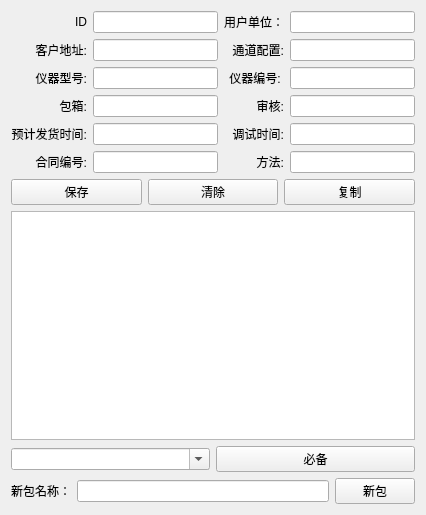
mahongquan/parts, file qt5_client/contactEdit.ui: the form before one commit.
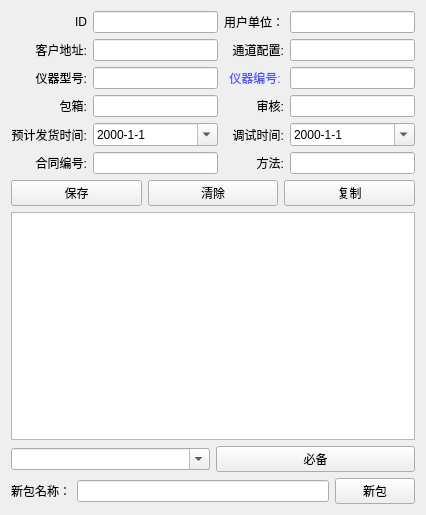
The form after the commit.

```diff
--- a/qt5_client/contactEdit.ui
+++ b/qt5_client/contactEdit.ui
@@ -83,6 +83,9 @@
      </item>
      <item row="2" column="2">
       <widget class="QLabel" name="label_12">
+       <property name="styleSheet">
+        <string notr="true">color: rgb(82, 82, 255);</string>
+       </property>
        <property name="text">
         <string>仪器编号:	</string>
        </property>
@@ -130,9 +133,6 @@
        </property>
       </widget>
      </item>
-     <item row="4" column="1">
-      <widget class="QLineEdit" name="lineEdit_7"/>
-     </item>
      <item row="4" column="2">
       <widget class="QLabel" name="label_11">
        <property name="text">
@@ -143,9 +143,6 @@
        </property>
       </widget>
      </item>
-     <item row="4" column="3">
-      <widget class="QLineEdit" name="lineEdit_9"/>
-     </item>
      <item row="5" column="0">
       <widget class="QLabel" name="label_8">
        <property name="text">
@@ -170,7 +167,27 @@
       </widget>
      </item>
      <item row="5" column="3">
-      <widget class="QLineEdit" name="lineEdit_10"/>
+      <widget class="QLineEdit" name="method"/>
+     </item>
+     <item row="4" column="1">
+      <widget class="QDateEdit" name="yujifahuo_date">
+       <property name="displayFormat">
+        <string>yyyy-M-d</string>
+       </property>
+       <property name="calendarPopup">
+        <bool>true</bool>
+       </property>
+      </widget>
+     </item>
+     <item row="4" column="3">
+      <widget class="QDateEdit" name="tiaoshi_date">
+       <property name="displayFormat">
+        <string>yyyy-M-d</string>
+       </property>
+       <property name="calendarPopup">
+        <bool>true</bool>
+       </property>
+      </widget>
      </item>
     </layout>
    </item>
```
Left out of the diff: 33 changed lines with no effect on the pictures.
